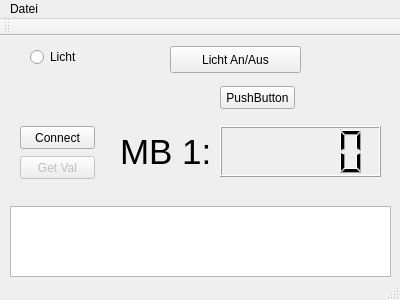
Before: the Qt Designer form mainwindow.ui in darkmattercoder/plcanalyzer, drawn with Qt 5.
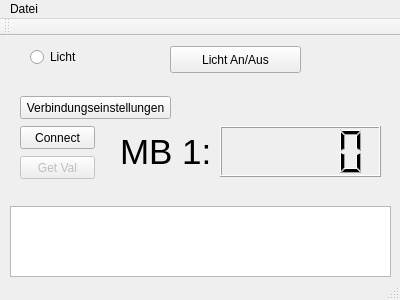
After: the same form once the commit is applied.

Commit message: Verbindungseinstellungen Dialog mit Verbindungseinstellungen wurde hinzugefügt. Hier kann der Benutzer einen Protokolltyp wählen und weitere Verbinungseinstellungen vornehmen. Bei Linux wird das "s7Onlinx.dll Protokoll" nicht aufgeführt.

Patch:
```diff
--- a/mainwindow.ui
+++ b/mainwindow.ui
@@ -72,14 +72,14 @@
    <widget class="QPushButton" name="pushButton">
     <property name="geometry">
      <rect>
-      <x>220</x>
-      <y>50</y>
-      <width>75</width>
+      <x>20</x>
+      <y>60</y>
+      <width>151</width>
       <height>23</height>
      </rect>
     </property>
     <property name="text">
-     <string>PushButton</string>
+     <string>Verbindungseinstellungen</string>
     </property>
    </widget>
    <widget class="QLCDNumber" name="lcdNumber">
```
Left out of the diff: 6 changed lines with no effect on the pictures. The commit also changes 8 other files.
